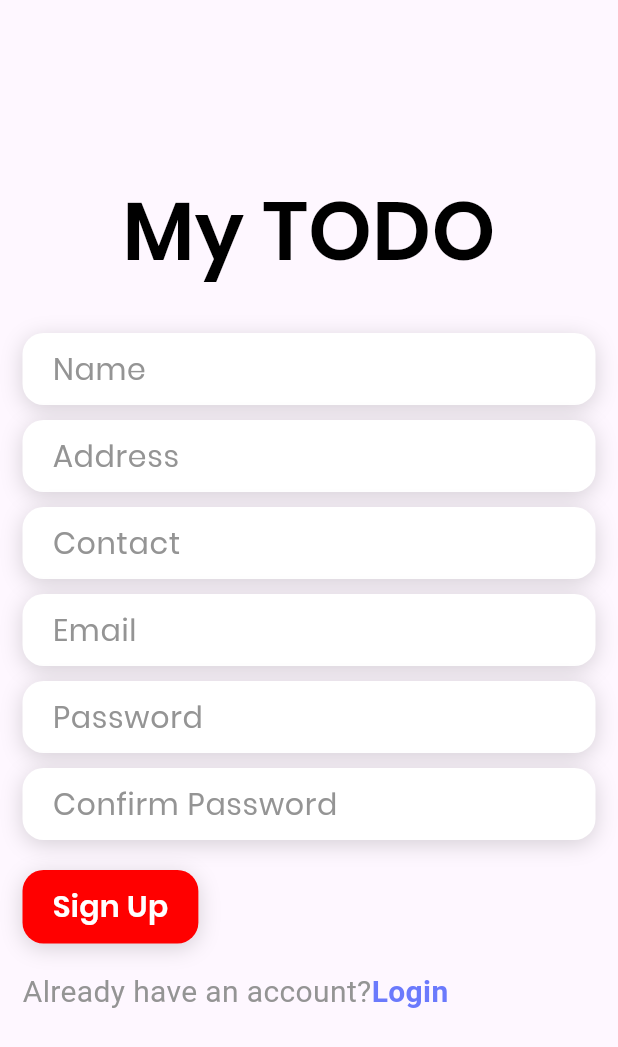
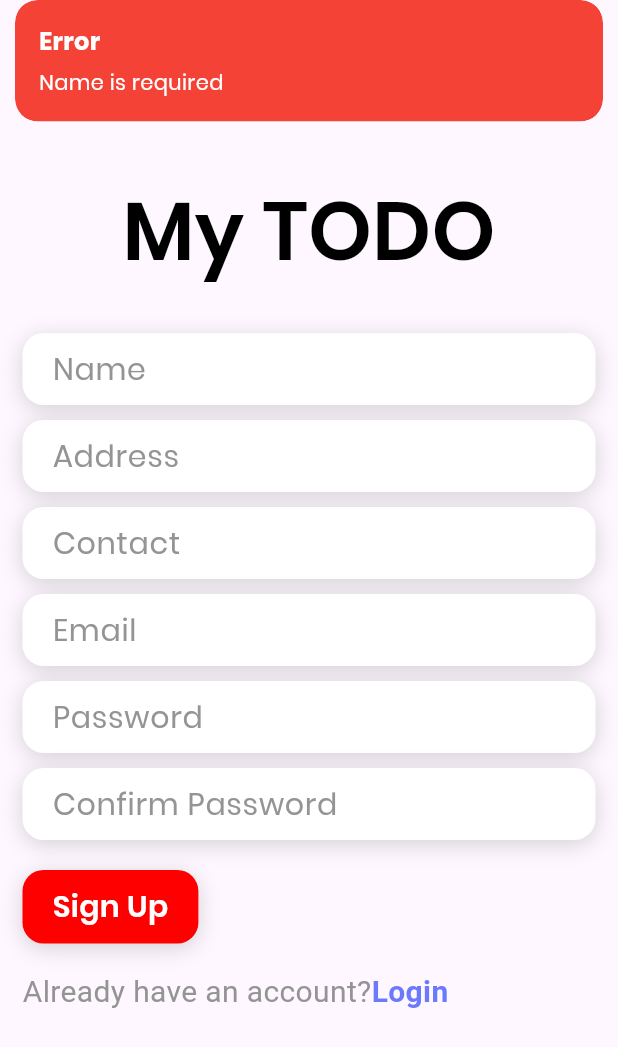
Before and after one commit to RushmaBajracharya/Todo-App, a Flutter app: the SignupScreen screen opened by its route, after a tap on "Sign Up", on a phone screen of 412 x 824 dp. Shown: the top 1047 px of the screen. Run offline on Flutter 3.47's test engine with Material 3 defaults, Android fonts, the phone set to English and light mode, and no system bars; our stand-ins replace flutter_slidable, font_awesome_flutter, get, shared_preferences; accounts and stored records are empty.

Commit message:
login and signup backend implementation

```diff
--- /dev/null
+++ b/lib/controllers/login_controller.dart
@@ -0,0 +1,68 @@
+import 'dart:convert';
+
+import 'package:flutter/material.dart';
+import 'package:get/get.dart';
+import 'package:todos/models/user.dart';
+import 'package:todos/routes.dart';
+import 'package:todos/utils/baseurl.dart';
+import 'package:todos/utils/custom_snackbar.dart';
+import 'package:todos/utils/shared_prefs.dart';
+import 'package:todos/widgets/loader.dart';
+import 'package:http/http.dart' as http;
+
+class LoginController extends GetxController {
+  late TextEditingController emailController, passwordController;
+
+  @override
+  void onInit() {
+    // TODO: implement onInit
+    super.onInit();
+    checkUser();
+    emailController = TextEditingController();
+    passwordController = TextEditingController();
+  }
+
+  checkUser() async {
+    var user = SharedPrefs().getUser();
+    if (user != null) {
+      Get.offAllNamed(GetRoutes.home);
+    }
+  }
+
+  @override
+  void onClose() {
+    // TODO: implement onClose
+    super.onClose();
+    emailController.dispose();
+    passwordController.dispose();
+  }
+
+  checkLogin() {
+    if (emailController.text.isEmpty ||
+        GetUtils.isEmail(emailController.text) == false) {
+      customSnackbar("Error", "A valid email is required", "error");
+    } else if (passwordController.text.isEmpty) {
+      customSnackbar("Error", "Password is required", "error");
+    } else {
+      Get.showOverlay(
+          asyncFunction: () => login(), loadingWidget: const Loader());
+    }
+  }
+
+  login() async {
+    var response = await http.post(Uri.parse(baseurl + 'login.php'), body: {
+      "email": emailController.text,
+      "password": passwordController.text
+    });
+
+    var res = await json.decode(response.body);
+    if (res['success']) {
+      customSnackbar("Success", res['message'], "success");
+      User user = User.fromJson(res['user']);
+      await SharedPrefs().storeUser(json.encode(user));
+      Get.offAllNamed(GetRoutes.home);
+    } else {
+      customSnackbar("Error", res['message'], "error");
+    }
+  }
+}
--- /dev/null
+++ b/lib/controllers/signup_controller.dart
@@ -0,0 +1,80 @@
+import 'dart:convert';
+
+import 'package:flutter/material.dart';
+import 'package:get/get.dart';
+import 'package:todos/routes.dart';
+import 'package:todos/utils/baseurl.dart';
+import 'package:todos/utils/custom_snackbar.dart';
+import 'package:todos/widgets/loader.dart';
+import 'package:http/http.dart' as http;
+
+class SignupController extends GetxController {
+  late TextEditingController nameController,
+      contactController,
+      addressController,
+      emailController,
+      passwordController,
+      confirmPasswordController;
+
+  @override
+  void onInit() {
+    // TODO: implement onInit
+    super.onInit();
+    nameController = TextEditingController();
+    contactController = TextEditingController();
+    addressController = TextEditingController();
+    emailController = TextEditingController();
+    passwordController = TextEditingController();
+    confirmPasswordController = TextEditingController();
+  }
+
+  @override
+  void onClose() {
+    // TODO: implement onClose
+    super.onClose();
+    nameController.dispose();
+    contactController.dispose();
+    addressController.dispose();
+    emailController.dispose();
+    passwordController.dispose();
+    confirmPasswordController.dispose();
+  }
+
+  checkSignup() {
+    if (nameController.text.isEmpty) {
+      customSnackbar("Error", "Name is required", "error");
+    } else if (addressController.text.isEmpty) {
+      customSnackbar("Error", "Address is required", "error");
+    } else if (contactController.text.isEmpty) {
+      customSnackbar("Error", "Contact is required", "error");
+    } else if (emailController.text.isEmpty ||
+        GetUtils.isEmail(emailController.text) == false) {
+      customSnackbar("Error", "A valid email is required", "error");
+    } else if (passwordController.text.isEmpty) {
+      customSnackbar("Error", "Password is required", "error");
+    } else if (passwordController.text != confirmPasswordController.text) {
+      customSnackbar("Error", "Password doesnot match", "error");
+    } else {
+      Get.showOverlay(
+          asyncFunction: () => signup(), loadingWidget: const Loader());
+    }
+  }
+
+  signup() async {
+    var response = await http.post(Uri.parse(baseurl + 'signup.php'), body: {
+      "name": nameController.text,
+      "contact": contactController.text,
+      "address": addressController.text,
+      "email": emailController.text,
+      "password": passwordController.text
+    });
+
+    var res = await json.decode(response.body);
+    if (res['success']) {
+      customSnackbar("Success", res['message'], "success");
+      Get.offAllNamed(GetRoutes.login);
+    } else {
+      customSnackbar("Error", res['message'], "error");
+    }
+  }
+}
--- a/lib/routes.dart
+++ b/lib/routes.dart
@@ -11,11 +11,11 @@ class GetRoutes {
   static List<GetPage> routes = [
     GetPage(
       name: GetRoutes.login,
-      page: () => const LoginScreen(),
+      page: () => LoginScreen(),
     ),
     GetPage(
       name: GetRoutes.signup,
-      page: () => const SignupScreen(),
+      page: () => SignupScreen(),
     ),
     GetPage(
       name: GetRoutes.home,
--- a/lib/screens/auth/signup_screen.dart
+++ b/lib/screens/auth/signup_screen.dart
@@ -1,12 +1,15 @@
 import 'package:flutter/gestures.dart';
 import 'package:flutter/material.dart';
 import 'package:get/get.dart';
+import 'package:todos/controllers/signup_controller.dart';
 import 'package:todos/routes.dart';
 import 'package:todos/widgets/custom_button.dart';
 import 'package:todos/widgets/custom_textfield.dart';
 
 class SignupScreen extends StatelessWidget {
-  const SignupScreen({super.key});
+  SignupScreen({super.key});
+
+  final signupController = Get.put(SignupController());
 
   @override
   Widget build(BuildContext context) {
@@ -14,7 +17,10 @@ class SignupScreen extends StatelessWidget {
         body: SingleChildScrollView(
       child: Padding(
         padding: const EdgeInsets.all(15.0),
-        child: Column(crossAxisAlignment: CrossAxisAlignment.start, children: [
+        child: GetBuilder<SignupController>(builder: (controller) {
+          return Column(
+              crossAxisAlignment: CrossAxisAlignment.start,
+              children: [
                 const SizedBox(
                   height: 100,
                 ),
@@ -29,39 +35,45 @@ class SignupScreen extends StatelessWidget {
                 const SizedBox(
                   height: 30,
                 ),
-          const CustomTextField(
+                CustomTextField(
                   hint: 'Name',
+                  controller: controller.nameController,
                 ),
                 const SizedBox(
                   height: 10,
                 ),
-          const CustomTextField(
+                CustomTextField(
                   hint: 'Address',
+                  controller: controller.addressController,
                 ),
                 const SizedBox(
                   height: 10,
                 ),
-          const CustomTextField(
+                CustomTextField(
                   hint: 'Contact',
+                  controller: controller.contactController,
                 ),
                 const SizedBox(
                   height: 10,
                 ),
-          const CustomTextField(
+                CustomTextField(
                   hint: 'Email',
+                  controller: controller.emailController,
                 ),
                 const SizedBox(
                   height: 10,
                 ),
-          const CustomTextField(
+                CustomTextField(
                   hint: 'Password',
+                  controller: controller.passwordController,
                   obscureText: true,
                 ),
                 const SizedBox(
                   height: 10,
                 ),
-          const CustomTextField(
+                CustomTextField(
                   hint: 'Confirm Password',
+                  controller: controller.confirmPasswordController,
                   obscureText: true,
                 ),
                 const SizedBox(
@@ -69,7 +81,9 @@ class SignupScreen extends StatelessWidget {
                 ),
                 CustomButton(
                   label: "Sign Up",
-            onPressed: () {},
+                  onPressed: () {
+                    controller.checkSignup();
+                  },
                 ),
                 const SizedBox(
                   height: 20,
@@ -99,7 +113,8 @@ class SignupScreen extends StatelessWidget {
                       const TextHeightBehavior(applyHeightToFirstAscent: false),
                   softWrap: false,
                 )
-        ]),
+              ]);
+        }),
       ),
     ));
   }
--- /dev/null
+++ b/lib/utils/baseurl.dart
@@ -0,0 +1 @@
+const String baseurl = "http://192.168.1.12/todos/";
--- /dev/null
+++ b/lib/utils/custom_snackbar.dart
@@ -0,0 +1,12 @@
+import 'package:flutter/material.dart';
+import 'package:get/get.dart';
+
+customSnackbar(title, message, type) {
+  Get.snackbar(
+    title,
+    message,
+    snackPosition: SnackPosition.TOP,
+    backgroundColor: type == "error" ? Colors.red : Colors.green,
+    colorText: Colors.white,
+  );
+}
--- /dev/null
+++ b/lib/utils/shared_prefs.dart
@@ -0,0 +1,18 @@
+import 'package:shared_preferences/shared_preferences.dart';
+
+class SharedPrefs {
+  storeUser(user) async {
+    SharedPreferences prefs = await SharedPreferences.getInstance();
+    prefs.setString('user', user);
+  }
+
+  getUser() async {
+    SharedPreferences prefs = await SharedPreferences.getInstance();
+    return prefs.getString('user');
+  }
+
+  removeUser() async {
+    SharedPreferences prefs = await SharedPreferences.getInstance();
+    return prefs.remove('user');
+  }
+}
```
Also changed, not shown: lib/models/user.dart (added, +36 -0 lines), lib/screens/auth/login_screen.dart (+15 -6 lines), lib/widgets/loader.dart (added, +12 -0 lines). Lines whose indentation alone changed are shown as unchanged.
